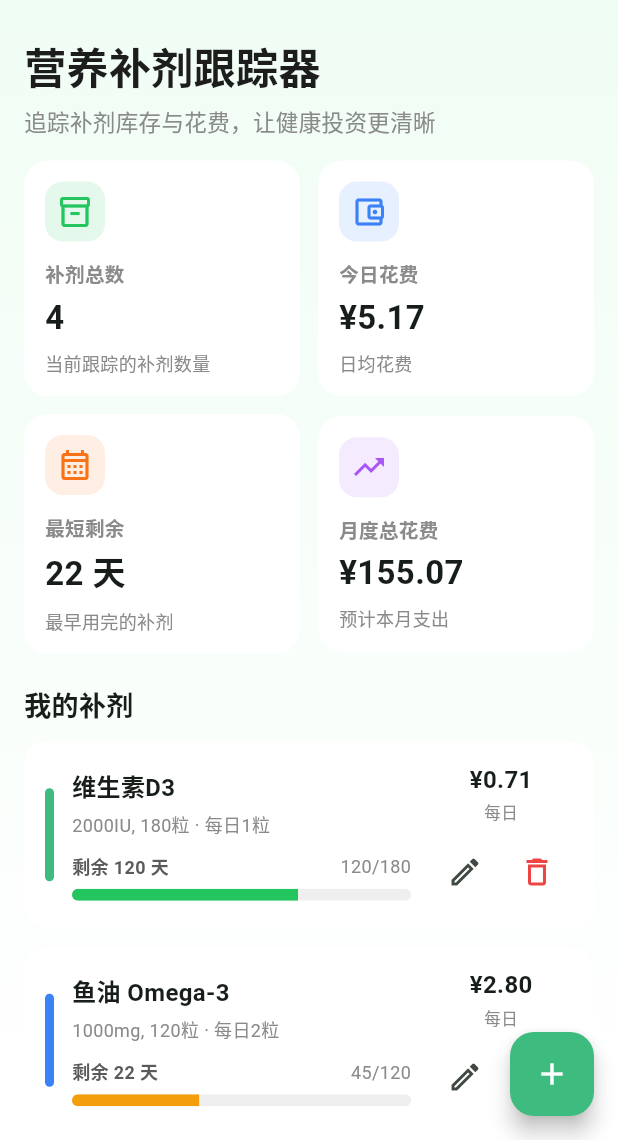
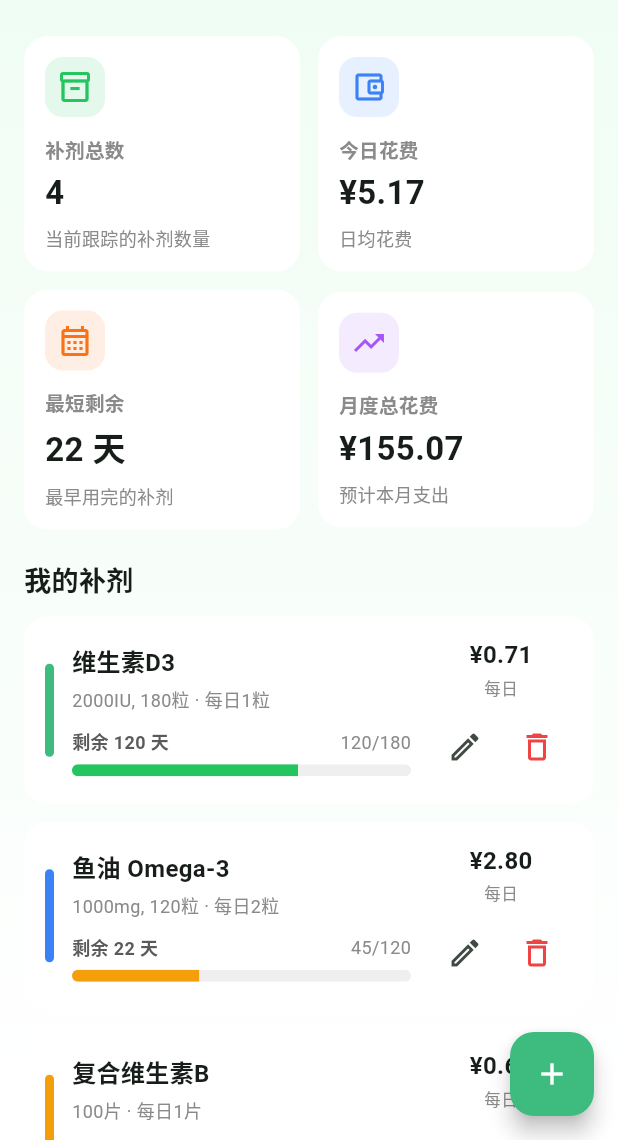
Before and after one commit to BryceWG/supplement-tracker, a Flutter app: the screen it shows after launch, on a phone screen of 412 x 824 dp, the part 96-1236 px from its top. Run offline on Flutter 3.47's test engine with Material 3 defaults, Android fonts, the light colour scheme and no system bars; our stand-ins replace shared_preferences.

Commit message:
refactor(ui): remove page header component
Remove the `_PageHeader` widget and its insertion in `HomeScreen`. Update the widget test to verify the stats label instead of the header, reflecting the streamlined UI.

```diff
--- a/lib/src/ui/home/home_screen.dart
+++ b/lib/src/ui/home/home_screen.dart
@@ -114,8 +114,6 @@ class _HomeScreenState extends State<HomeScreen> {
                       crossAxisAlignment: CrossAxisAlignment.start,
                       children: [
                         const SizedBox(height: 8),
-                        const _PageHeader(),
-                        const SizedBox(height: 16),
                         _StatsGrid(
                           total: supplements.length,
                           dailyCost: controller.dailyCostTotal,
@@ -293,28 +291,6 @@ class _ProfileMenu extends StatelessWidget {
   }
 }
 
-class _PageHeader extends StatelessWidget {
-  const _PageHeader();
-
-  @override
-  Widget build(BuildContext context) {
-    return const Column(
-      crossAxisAlignment: CrossAxisAlignment.start,
-      children: [
-        Text(
-          '营养补剂跟踪器',
-          style: TextStyle(fontSize: 28, fontWeight: FontWeight.w700, color: Color(0xFF1D1D1D)),
-        ),
-        SizedBox(height: 6),
-        Text(
-          '追踪补剂库存与花费，让健康投资更清晰',
-          style: TextStyle(fontSize: 15, color: Color(0xFF8A8A8A)),
-        ),
-      ],
-    );
-  }
-}
-
 class _StatsGrid extends StatelessWidget {
   const _StatsGrid({
     required this.total,
```
Also changed, not shown: 1 other file.
